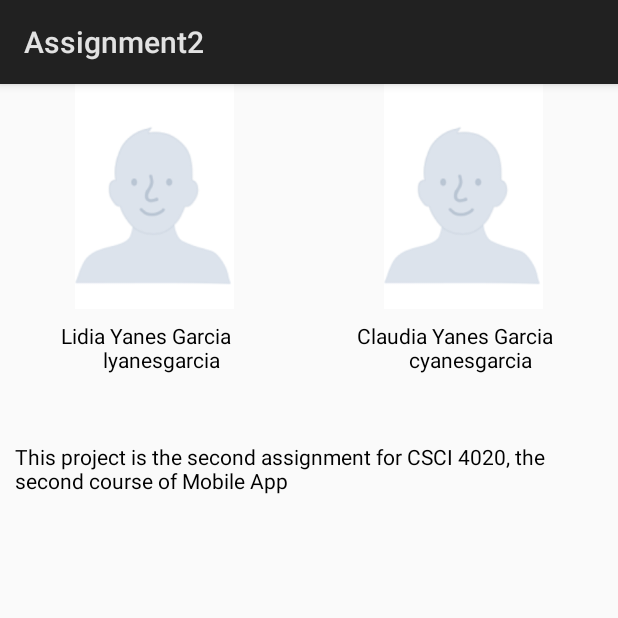
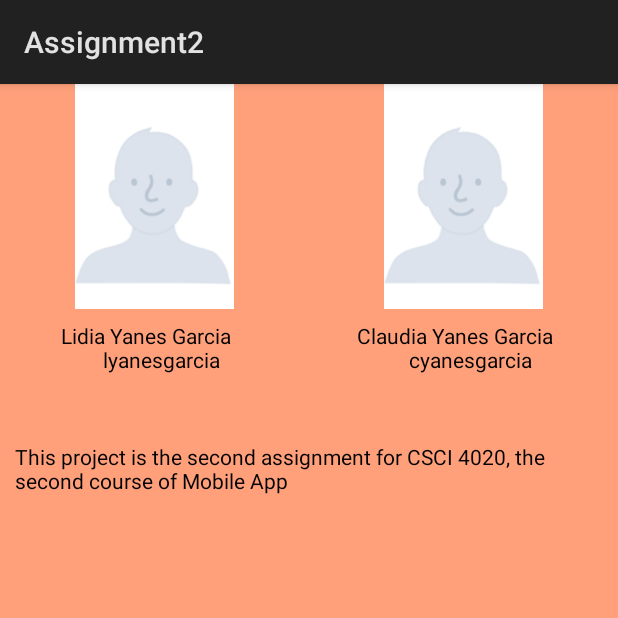
Before and after one commit to ClaudiaLidia/SimonGame, an Android app: the Aboutus screen opened directly, with no data from a screen before it, on a phone screen of 412 x 824 dp, the top half of it. Run offline under Robolectric (Android 15) with nearby library versions, the phone set to English and light mode, and no system bars.

Commit message:
Change colors

```diff
--- a/app/src/main/res/layout/activity_aboutus.xml
+++ b/app/src/main/res/layout/activity_aboutus.xml
@@ -1,8 +1,10 @@
 <?xml version="1.0" encoding="utf-8"?>
 <LinearLayout
-    xmlns:android="http://schemas.android.com/apk/res/android" android:layout_width="match_parent"
+    xmlns:android="http://schemas.android.com/apk/res/android"
+    android:layout_width="match_parent"
     android:layout_height="match_parent"
-    android:orientation="vertical">
+    android:orientation="vertical"
+    android:background="#FFA07A">
     <LinearLayout
         android:layout_width="match_parent"
         android:layout_height="wrap_content"
--- a/app/src/main/res/layout/activity_credits.xml
+++ b/app/src/main/res/layout/activity_credits.xml
@@ -4,7 +4,8 @@
     xmlns:app="http://schemas.android.com/apk/res-auto"
     xmlns:tools="http://schemas.android.com/tools"
     android:layout_width="match_parent"
-    android:layout_height="match_parent">
+    android:layout_height="match_parent"
+    android:backgroud="#FFE4C4">
 
 
     <TextView
--- a/app/src/main/res/layout/activity_play.xml
+++ b/app/src/main/res/layout/activity_play.xml
@@ -2,7 +2,8 @@
 <android.support.constraint.ConstraintLayout xmlns:android="http://schemas.android.com/apk/res/android"
     android:layout_width="match_parent"
     android:layout_height="match_parent"
-    xmlns:app="http://schemas.android.com/apk/res-auto">
+    xmlns:app="http://schemas.android.com/apk/res-auto"
+    android:background="#87CEEB">
     <Button
         android:id="@+id/bfstart"
         android:layout_width="wrap_content"
```
